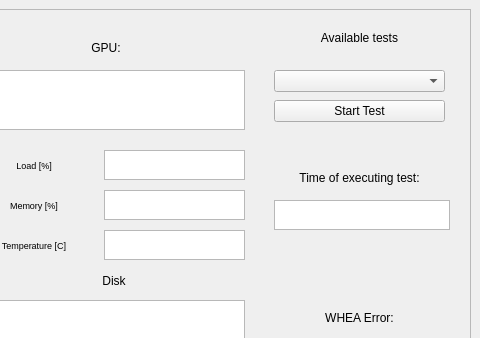
This is gui.ui in Janders8/resource-monitor as Qt 5 draws it before an edit; both pictures show x 386 to 866 and y 0 to 338 of the 866 by 664 pixel window. The edited form follows.
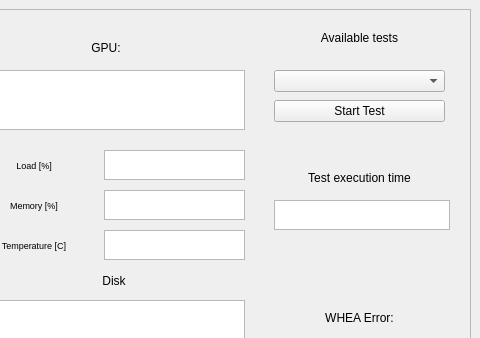
This is the edited form.

Commit message: gui labels renamed and cleaning old comments

What changed in the file:
```diff
--- a/gui.ui
+++ b/gui.ui
@@ -995,7 +995,7 @@
          </size>
         </property>
         <property name="text">
-         <string>&lt;html&gt;&lt;head/&gt;&lt;body&gt;&lt;p align=&quot;center&quot;&gt;Time of executing test:&lt;/p&gt;&lt;/body&gt;&lt;/html&gt;</string>
+         <string>&lt;html&gt;&lt;head/&gt;&lt;body&gt;&lt;p align=&quot;center&quot;&gt;Test execution time&lt;/p&gt;&lt;/body&gt;&lt;/html&gt;</string>
         </property>
        </widget>
        <widget class="QTextBrowser" name="textBrowserTestTime">
```
The commit also changes 3 other files.
